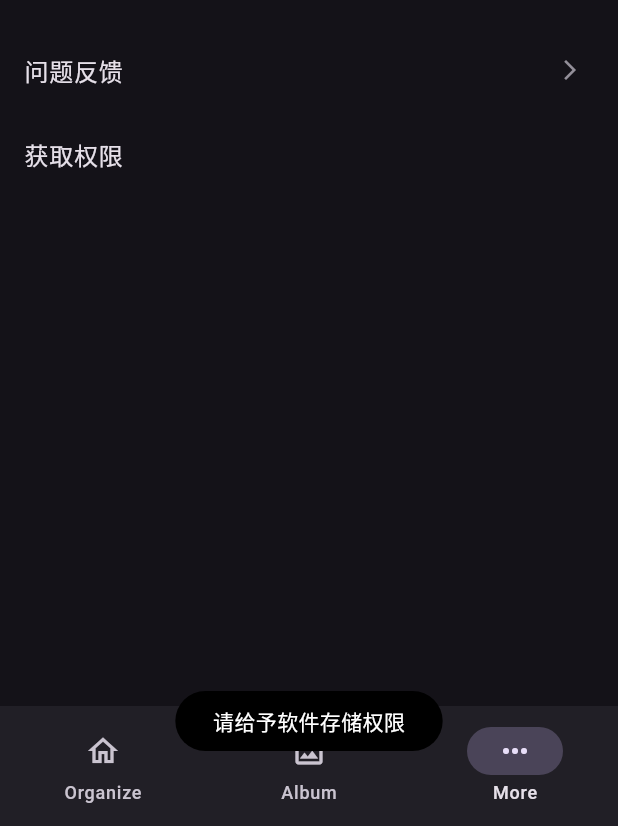
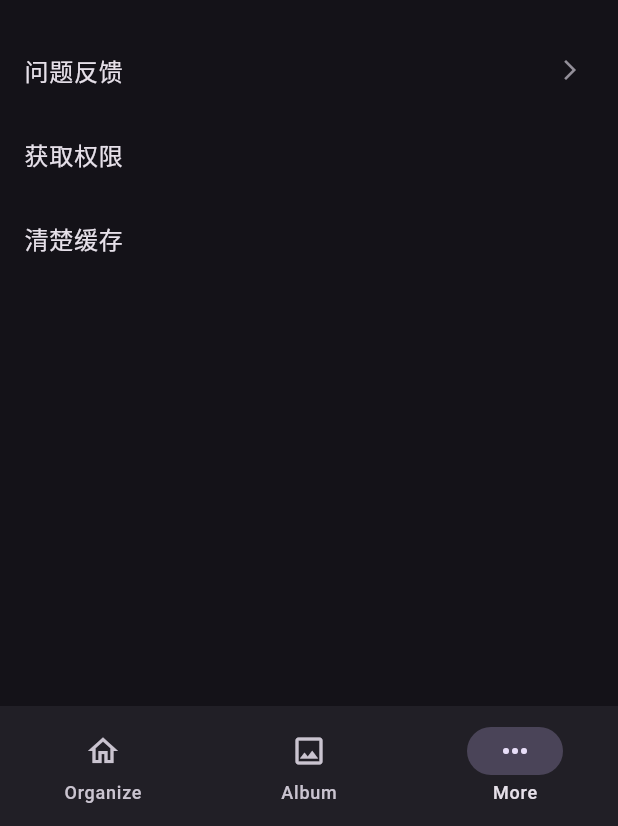
Before and after one commit to YLKX0106/slidebox_flutter, a Flutter app: the screen it shows after launch, item 3 of the bottom bar chosen, after a tap on "获取权限", on a phone screen of 412 x 824 dp, the part 410-1236 px from its top. Run offline on Flutter 3.47's test engine with Material 3 defaults, Android fonts, the phone set to English and light mode, and no system bars; our stand-ins replace flutter_smart_dialog, get, permission_handler, photo_view; missing offline and left inert: photo_manager, photo_manager_image_provider; statements that could not run were skipped.

Commit message:
完成主要功能

```diff
--- a/lib/pages/aboutPage.dart
+++ b/lib/pages/aboutPage.dart
@@ -1,8 +1,10 @@
 import 'package:flutter/material.dart';
 import 'package:get/get.dart';
+import 'package:permission_handler/permission_handler.dart';
 import 'package:url_launcher/url_launcher.dart';
 import 'package:photo_manager/photo_manager.dart';
 import 'package:flutter_smart_dialog/flutter_smart_dialog.dart';
+import '../services/mediaServices.dart';
 
 class AboutPage extends StatefulWidget {
   const AboutPage({super.key});
@@ -16,21 +18,11 @@ class _AboutPageState extends State<AboutPage> {
 
   @override
   Widget build(BuildContext context) {
-    final Color outline = Theme
-        .of(context)
-        .colorScheme
-        .outline;
-    TextStyle subTitleStyle =
-    TextStyle(fontSize: 13, color: Theme
-        .of(context)
-        .colorScheme
-        .outline);
+    final Color outline = Theme.of(context).colorScheme.outline;
+    TextStyle subTitleStyle = TextStyle(fontSize: 13, color: Theme.of(context).colorScheme.outline);
     return Scaffold(
       appBar: AppBar(
-        title: Text('关于', style: Theme
-            .of(context)
-            .textTheme
-            .titleMedium),
+        title: Text('关于', style: Theme.of(context).textTheme.titleMedium),
       ),
       body: SingleChildScrollView(
         child: Column(
@@ -41,10 +33,7 @@ class _AboutPageState extends State<AboutPage> {
             ),
             Text(
               'SidePhoto',
-              style: Theme
-                  .of(context)
-                  .textTheme
-                  .titleMedium,
+              style: Theme.of(context).textTheme.titleMedium,
             ),
             const SizedBox(height: 6),
             ListTile(
@@ -65,27 +54,24 @@ class _AboutPageState extends State<AboutPage> {
               ),
             ),
             ListTile(
-              onTap: ()async{
-                final permission = await PhotoManager.requestPermissionExtend();
-                if (permission.isAuth==true){
-                  SmartDialog.showToast('已获取权限');
-                }else{
-                  SmartDialog.showToast('请给予软件存储权限');
-                }
+              onTap: () async {
+                await MediaServices().requestPermission();
               },
               title: const Text('获取权限'),
             ),
-            SizedBox(height: MediaQuery
-                .of(context)
-                .padding
-                .bottom + 20)
+            ListTile(
+              onTap:(){
+                PhotoManager.editor.android.removeAllNoExistsAsset();
+              },
+              title: Text('清楚缓存'),
+            ),
+            SizedBox(height: MediaQuery.of(context).padding.bottom + 20)
           ],
         ),
       ),
     );
   }
 }
-
 
 class AboutController extends GetxController {
   // 跳转github
--- a/lib/pages/home.dart
+++ b/lib/pages/home.dart
@@ -24,7 +24,7 @@ class _HomeState extends State<Home> {
   @override
   void initState() {
     // 请求权限
-    MediaServices().getPermission();
+    // MediaServices().getPermission();
     super.initState();
   }
 
--- a/lib/pages/organizePage.dart
+++ b/lib/pages/organizePage.dart
@@ -13,11 +13,23 @@ class OrganizePage extends StatefulWidget {
 
 class _OrganizePageState extends State<OrganizePage> {
   List<AssetPathEntity> albumList = [];
+  bool isPermission=false;
 
   @override
   void initState() {
+    if (isPermission == false) {
+      _getisPermission();
+    }
     _getAlbum();
     super.initState();
+  }
+
+  _getisPermission() async {
+    final result = await MediaServices().requestPermission();
+    isPermission = result;
+    if (result == false) {
+      SmartDialog.showToast('请给予软件存储权限');
+    }
   }
 
   _getAlbum() {
@@ -32,15 +44,10 @@ class _OrganizePageState extends State<OrganizePage> {
     );
   }
 
-  void _show() {
-    SmartDialog.showToast(
-      'test toast',
-      displayType: SmartToastType.onlyRefresh,
-    );
-  }
 
   @override
   Widget build(BuildContext context) {
+    _getAlbum();
     return Scaffold(
         appBar: AppBar(
           title: const Text(
--- a/lib/services/mediaServices.dart
+++ b/lib/services/mediaServices.dart
@@ -1,31 +1,19 @@
 import 'dart:async';
 import 'package:flutter_smart_dialog/flutter_smart_dialog.dart';
+import 'package:get/get.dart';
+import 'package:permission_handler/permission_handler.dart';
 import 'package:photo_manager/photo_manager.dart';
 
 class MediaServices {
-  void getPermission() async {
-    var permission = await PhotoManager.requestPermissionExtend();
-    if (!permission.isAuth) {
-      PhotoManager.openSetting();
-    }
-  }
 
   // 获取album
   Future loadAlbums(RequestType requestType) async {
-    // 请求权限
-    var permission = await PhotoManager.requestPermissionExtend();
     List<AssetPathEntity> albumList = [];
-    if (permission.isAuth == true) {
-      // 获取album
-      albumList = await PhotoManager.getAssetPathList(
-          type: requestType,
-          filterOption: CustomFilter.sql(
-              where: "${CustomColumns.base.mediaType} = 1 AND ${CustomColumns.android.relativePath} LIKE '%Pictures%'",
-              orderBy: [OrderByItem.desc(CustomColumns.base.createDate)]));
-    } else {
-      // PhotoManager.openSetting();
-      SmartDialog.showToast('请给予软件存储权限');
-    }
+    albumList = await PhotoManager.getAssetPathList(
+        type: requestType,
+        filterOption: CustomFilter.sql(
+            where: "${CustomColumns.base.mediaType} = 1 AND ${CustomColumns.android.relativePath} LIKE '%Pictures%'",
+            orderBy: [OrderByItem.desc(CustomColumns.base.createDate)]));
     return albumList;
   }
 
@@ -38,4 +26,24 @@ class MediaServices {
     );
     return assetList;
   }
+  // 请求权限
+  Future requestPermission() async {
+    final permission = await PhotoManager.requestPermissionExtend();
+    if (permission.isAuth==true){
+      final result=await Permission.manageExternalStorage.request();
+      if(result.isGranted){
+        // SmartDialog.showToast('已获取权限');
+        return true;
+      }
+      else{
+        // SmartDialog.showToast('请给予软件存储权限');
+        return false;
+      }
+    }else{
+      // SmartDialog.showToast('请给予软件存储权限');
+      return false;
+    }
+  }
+
+
 }
```
Also changed, not shown: lib/pages/albumPage.dart (+45 -37 lines), lib/pages/doingPage.dart (+30 -61 lines), lib/pages/imagePage.dart (+11 -7 lines), lib/pages/photoPage.dart (+14 -5 lines).
